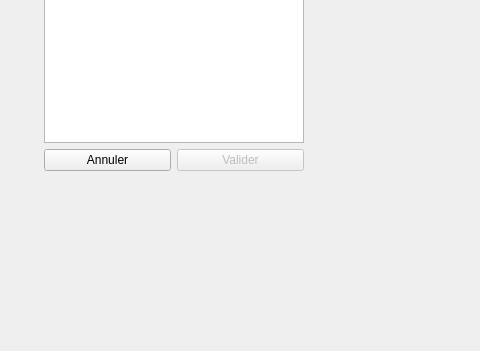
First picture: the form in Jeu/ui/vue_profil_charger.ui, repository gregaou/QWhereIsTheKeys, before the edit; both pictures show x 226 to 706 and y 249 to 600 of the 800 by 600 pixel window.
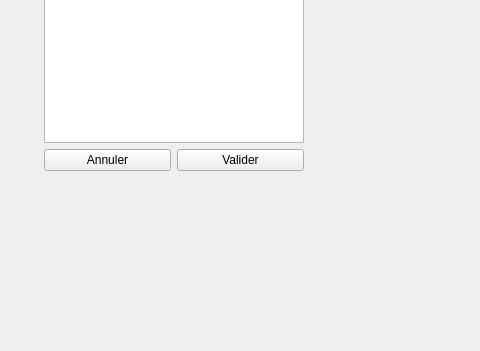
Second picture: the form after the edit.

```diff
--- a/Jeu/ui/vue_profil_charger.ui
+++ b/Jeu/ui/vue_profil_charger.ui
@@ -75,7 +75,7 @@
          <item>
           <widget class="QPushButton" name="boutonValider">
            <property name="enabled">
-            <bool>false</bool>
+            <bool>true</bool>
            </property>
            <property name="text">
             <string>Valider</string>
```
